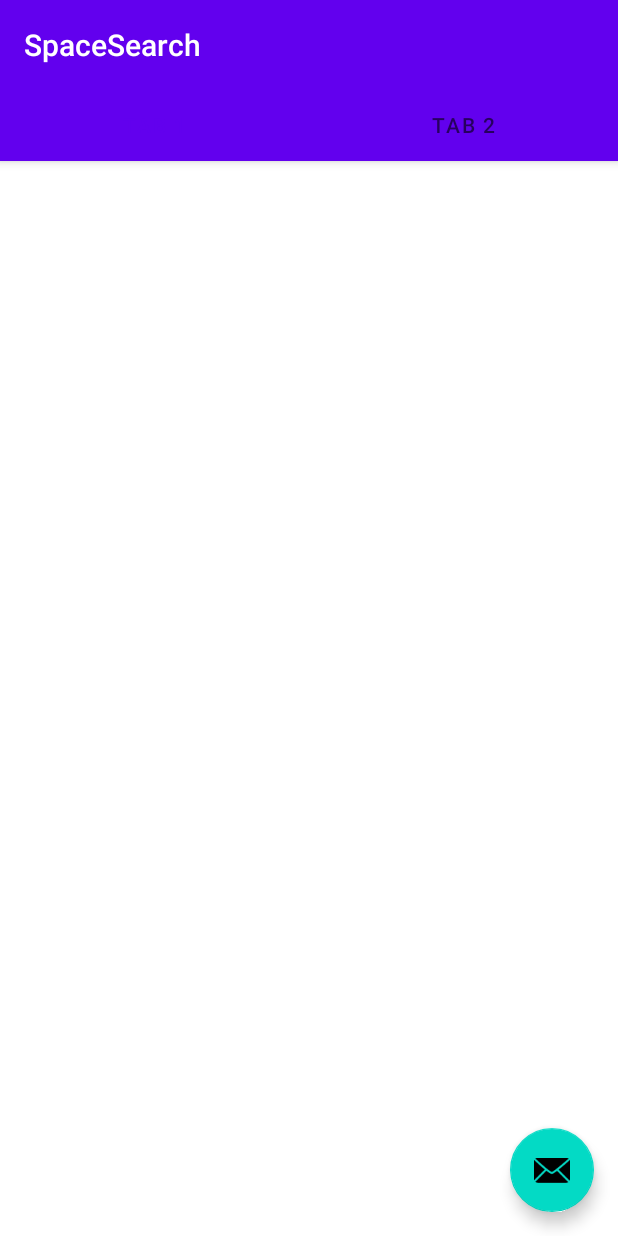
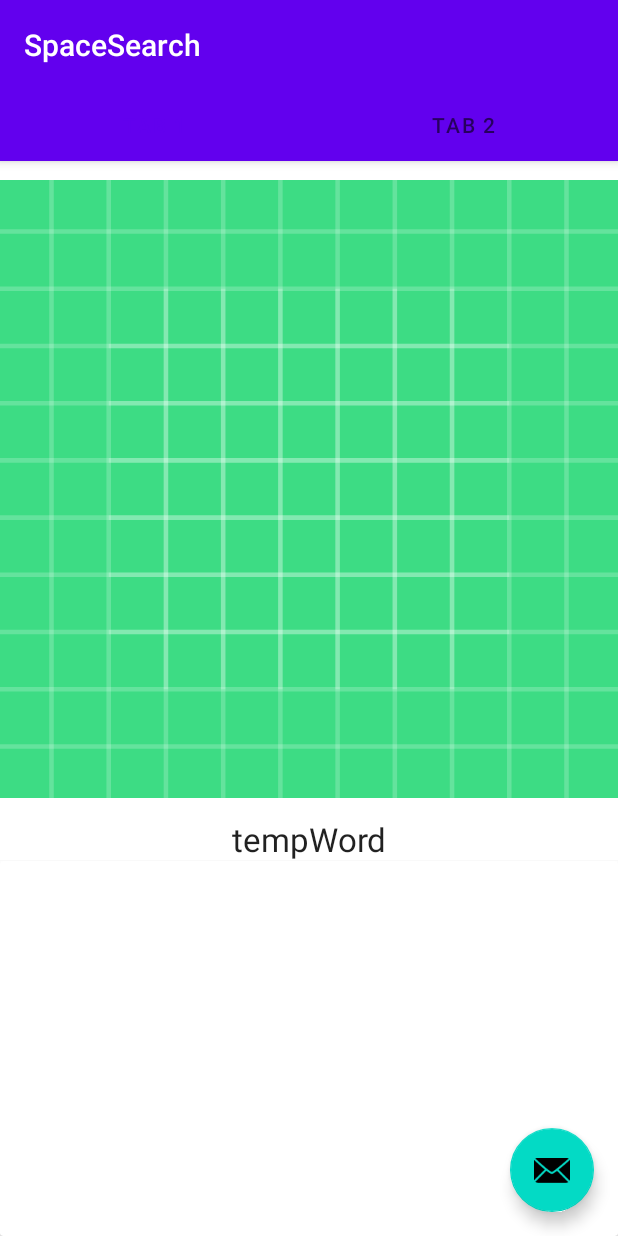
Before and after one commit to camilomcatasus/SpaceSearch, an Android app: the PlaceholderFragment screen opened directly, with no data from a screen before it, on a phone screen of 412 x 824 dp. Run offline under Robolectric (Android 15) with nearby library versions, the phone set to English and light mode, and no system bars; 1 statement that could not run was skipped.

Commit message:
Started XML stuff

```diff
--- a/app/src/main/java/com/uf/spacesearch/ui/main/PlaceholderFragment.java
+++ b/app/src/main/java/com/uf/spacesearch/ui/main/PlaceholderFragment.java
@@ -52,11 +52,9 @@ public class PlaceholderFragment extends Fragment {
         binding = FragmentGameBinding.inflate(inflater, container, false);
         View root = binding.getRoot();
 
-        final TextView textView = binding.sectionLabel;
         pageViewModel.getText().observe(getViewLifecycleOwner(), new Observer<String>() {
             @Override
             public void onChanged(@Nullable String s) {
-                textView.setText(s);
             }
         });
         return root;
--- a/app/src/main/res/layout/fragment_game.xml
+++ b/app/src/main/res/layout/fragment_game.xml
@@ -1,23 +1,36 @@
 <?xml version="1.0" encoding="utf-8"?>
-<androidx.constraintlayout.widget.ConstraintLayout xmlns:android="http://schemas.android.com/apk/res/android"
+<RelativeLayout xmlns:android="http://schemas.android.com/apk/res/android"
     xmlns:app="http://schemas.android.com/apk/res-auto"
     xmlns:tools="http://schemas.android.com/tools"
-    android:id="@+id/constraintLayout"
+    android:id="@+id/relativeLayout"
     android:layout_width="match_parent"
     android:layout_height="match_parent"
     tools:context=".ui.main.PlaceholderFragment">
 
+
+    <ImageView
+        android:id="@+id/imageView"
+        android:layout_width="match_parent"
+        android:layout_height="fill_parent"
+        android:layout_above="@+id/wordView"
+        app:srcCompat="@drawable/ic_launcher_background"
+        tools:src="@tools:sample/backgrounds/scenic" />
+
     <TextView
-        android:id="@+id/section_label"
-        android:layout_width="wrap_content"
+        android:id="@+id/wordView"
+        android:layout_width="match_parent"
         android:layout_height="wrap_content"
-        android:layout_marginStart="@dimen/activity_horizontal_margin"
-        android:layout_marginTop="@dimen/activity_vertical_margin"
-        android:layout_marginEnd="@dimen/activity_horizontal_margin"
-        android:layout_marginBottom="@dimen/activity_vertical_margin"
-        app:layout_constraintLeft_toLeftOf="parent"
-        app:layout_constraintTop_toTopOf="@+id/constraintLayout"
-        tools:layout_constraintLeft_creator="1"
-        tools:layout_constraintTop_creator="1" />
+        android:layout_above="@+id/letterContainer"
+        android:text="tempWord"
+        android:textAlignment="center"
+        android:textAppearance="@style/TextAppearance.AppCompat.Large"
+        android:gravity="center_horizontal" />
 
-</androidx.constraintlayout.widget.ConstraintLayout>
+    <androidx.cardview.widget.CardView
+        android:id="@+id/letterContainer"
+        android:layout_width="match_parent"
+        android:layout_height="250dp"
+        android:layout_alignParentBottom="true"
+        />
+
+</RelativeLayout>
--- /dev/null
+++ b/app/src/main/res/layout/letter_button.xml
@@ -0,0 +1,9 @@
+<?xml version="1.0" encoding="utf-8"?>
+<Button xmlns:android="http://schemas.android.com/apk/res/android"
+    xmlns:tools="http://schemas.android.com/tools"
+    android:layout_width="@dimen/box_size"
+    android:layout_height="@dimen/box_size"
+    android:background="@color/black"
+    tools:text="A">
+
+</Button>
--- a/app/src/main/res/values/dimens.xml
+++ b/app/src/main/res/values/dimens.xml
@@ -5,4 +5,5 @@
     <dimen name="appbar_padding">16dp</dimen>
     <dimen name="fab_margin">16dp</dimen>
     <dimen name="appbar_padding_top">8dp</dimen>
+    <dimen name="box_size">50dp</dimen>
 </resources>
```
